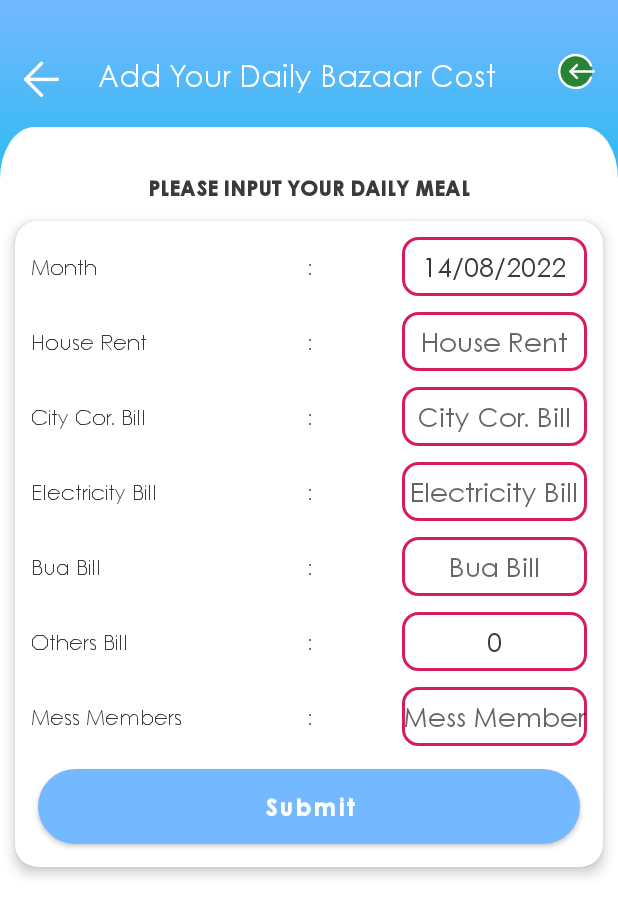
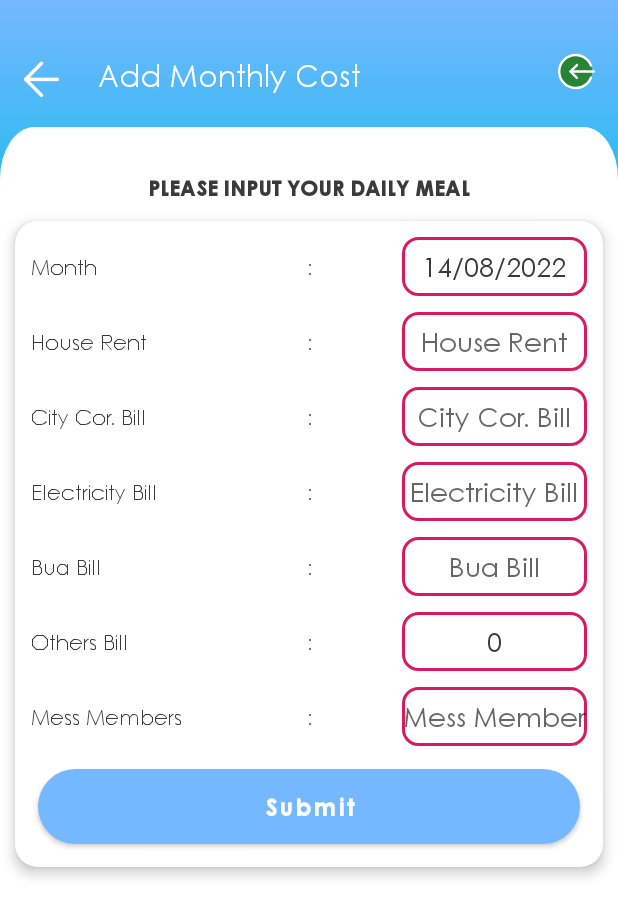
Before and after one commit to emonrait/Daily-Family, an Android app: the AddMonthlyCost screen opened directly, with no data from a screen before it, on a phone screen of 412 x 824 dp. Shown: the top 916 px of the screen. Run offline under Robolectric (Android 15) with nearby library versions, the light colour scheme and no system bars; our stand-ins replace Firebase (no records; nobody signed in at launch, a user with empty details on screens opened directly); Roboto replaces fonts that are not available here.

Commit message:
add bazar cost

```diff
--- a/app/src/main/java/com/raihan/dailyfamily/activity/AddMonthlyCost.java
+++ b/app/src/main/java/com/raihan/dailyfamily/activity/AddMonthlyCost.java
@@ -86,7 +86,7 @@ public class AddMonthlyCost extends AutoLogout {
             }
         });
 
-        tv_genereal_header_title.setText(R.string.add_daily_bazar_cost);
+        tv_genereal_header_title.setText(R.string.add_monthly_cost);
 
         ivLogout.setOnClickListener(new View.OnClickListener() {
             @Override
--- a/app/src/main/res/values/strings.xml
+++ b/app/src/main/res/values/strings.xml
@@ -112,6 +112,7 @@
     <string name="meal_approval">Meal Approval</string>
     <string name="add_daily_meal">Add Your Daily Meal</string>
     <string name="add_daily_bazar_cost">Add Your Daily Bazaar Cost</string>
+    <string name="add_monthly_cost">Add Monthly Cost</string>
     <string name="select_your_profile_image">Select Your Profile Image</string>
     <string name="update_image">Update Image</string>
     <string name="welcome">Welcome to</string>
```
Also changed, not shown: 12 other files.
